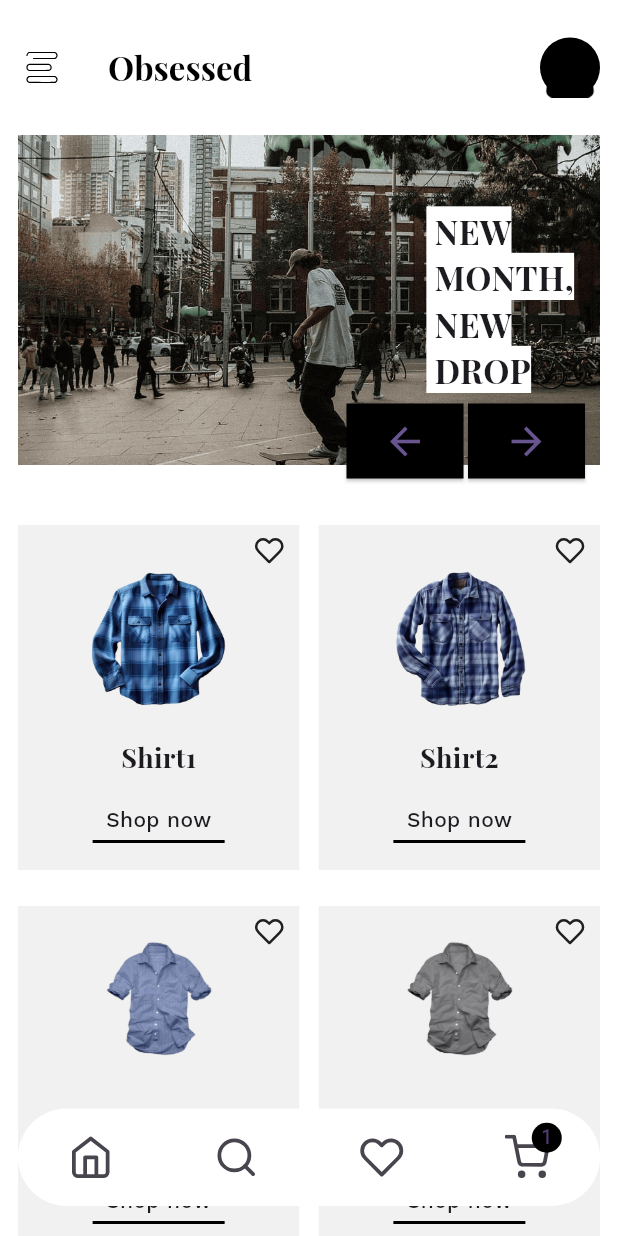
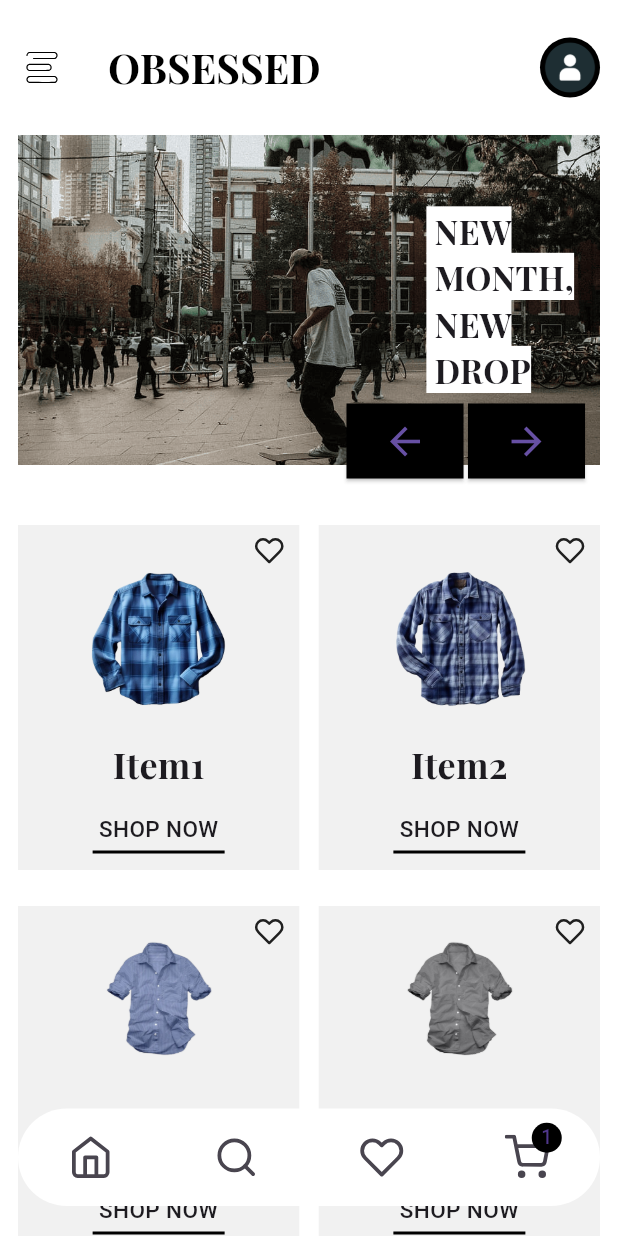
Before and after one commit to citruspunch/Obsessed-App, a Flutter app: the Home screen opened directly, on a phone screen of 412 x 824 dp. Run offline on Flutter 3.47's test engine with Material 3 defaults, Android fonts, the phone set to English and light mode, and no system bars; drawn by our look-alikes of carousel_slider; our stand-ins replace feather_icons, flutter_svg, google_fonts.

Commit message:
-Refactor from shirts items to clothing items -Add provider dependency injection - Add `ClothingRepositoryContract` interface to define the contract for clothing repositories. - Implement `ClothingRepository` class that communicates with the data source to fetch clothing items.

```diff
--- a/lib/src/features/Home/UI/screens/home.dart
+++ /dev/null
@@ -1,97 +0,0 @@
-import 'package:flutter/material.dart';
-import 'package:obsessed_app/src/features/Home/UI/widgets/carousel.dart';
-import 'package:obsessed_app/src/features/Home/UI/widgets/navigation_bar.dart';
-import 'package:obsessed_app/src/features/Home/UI/widgets/shirt_item.dart';
-import 'package:obsessed_app/src/features/Home/domain/entities/shirt.dart';
-import 'package:carousel_slider/carousel_slider.dart';
-import 'package:google_fonts/google_fonts.dart';
-import 'package:flutter_svg/flutter_svg.dart';
-
-
-class Home extends StatefulWidget {
-  const Home({super.key});
-
-  @override
-  State<Home> createState() => _HomeState();
-}
-
-class _HomeState extends State<Home> {
-  final controller = CarouselController();
-
-  List<Shirt> shirts = listOfShirts();
-  List<String> backgroundImages = [
-    "assets/images/background1.png",
-    "assets/images/background2.png",
-    "assets/images/background3.png",
-    "assets/images/background4.png",
-  ];
-
-  @override
-  Widget build(BuildContext context) {
-    return Scaffold(
-      extendBody: true,
-      backgroundColor: Colors.white,
-      appBar: AppBar(
-        toolbarHeight: 90,
-        elevation: 0,
-        title: Text("Obsessed",
-            style: GoogleFonts.playfairDisplay(
-                color: Colors.black,
-                fontSize: 22,
-                fontWeight: FontWeight.bold)),
-        backgroundColor: Colors.white,
-        leading: IconButton(
-            iconSize: 40,
-            onPressed: () {},
-            icon: SvgPicture.asset("assets/icons/menu_icon.svg")),
-        actions: [
-          Container(
-            margin: const EdgeInsets.only(right: 12),
-            width: 40,
-            height: 40,
-            decoration: const BoxDecoration(
-                color: Colors.black, shape: BoxShape.circle),
-            child:
-                Image.asset("assets/images/avatar.png", fit: BoxFit.contain),
-          )
-        ],
-      ),
-      body: SingleChildScrollView(
-        child: Column(
-          children: [
-            Carousel(
-              controller: controller,
-              backgroundImages: backgroundImages,
-              onPreviousPage: previousPage,
-              onNextPage: nextPage,
-            ),
-            Padding(
-              padding:
-                const EdgeInsets.symmetric(horizontal: 12, vertical: 30),
-              child: GridView.builder(
-                physics: const NeverScrollableScrollPhysics(),
-                shrinkWrap: true,
-                itemCount: shirts.length,
-                gridDelegate: const SliverGridDelegateWithFixedCrossAxisCount(
-                  mainAxisExtent: 230,
-                  mainAxisSpacing: 24,
-                  crossAxisSpacing: 13,
-                  crossAxisCount: 2),
-                itemBuilder: (context, index) {
-                  return ShirtItem(shirt: shirts[index]);
-                },
-              ),
-            ),
-          ],
-        ),
-      ),
-      bottomNavigationBar: const NavigationBarHome());
-  }
-  void previousPage() {
-    controller.previousPage(duration: const Duration(milliseconds: 400));
-  }
-
-  void nextPage() {
-    controller.nextPage(duration: const Duration(milliseconds: 400));
-  }
-}
--- /dev/null
+++ b/lib/src/features/Home/domain/entities/clothing_item.dart
@@ -0,0 +1,29 @@
+class ClothingItem {
+  final String name;
+  final String imagePath;
+  final double price;
+  final String? color;
+  final String? size;
+
+  ClothingItem({
+    required this.name,
+    required this.imagePath,
+    required this.price,
+    this.color,
+    this.size,
+  });
+}
+
+List<ClothingItem> listOfClothingItems() {
+  return [
+    ClothingItem(name: "Item1", imagePath: "shirt1.png", price: 190.0),
+    ClothingItem(name: "Item2", imagePath: "shirt2.png", price: 250.0),
+    ClothingItem(name: "Item3", imagePath: "shirt3.png", price: 149.0),
+    ClothingItem(name: "Item4", imagePath: "shirt4.png", price: 210.0),
+    ClothingItem(name: "Item5", imagePath: "shirt5.png", price: 149.0),
+    ClothingItem(name: "Item6", imagePath: "shirt6.png", price: 125.0),
+    ClothingItem(name: "Item7", imagePath: "shirt7.png", price: 300.0),
+    ClothingItem(name: "Item8", imagePath: "shirt8.png", price: 180.0),
+    ClothingItem(name: "Item9", imagePath: "shirt9.png", price: 210.0),
+  ];
+}
--- a/lib/src/features/Home/domain/entities/shirt.dart
+++ /dev/null
@@ -1,35 +0,0 @@
-class Shirt {
-  final String name;
-  final String imagePath;
-  final double price;
-  final String? color;
-  final String? size;
-
-  Shirt({
-    required this.name,
-    required this.imagePath,
-    required this.price,
-    this.color,
-    this.size,
-  });
-
-  /*
-  calculateDiscountedPrice(discount) {
-    return this.price * (1 - discount);
-  }
-  */
-}
-
-List<Shirt> listOfShirts() {
-  return [
-    Shirt(name: "Shirt1", imagePath: "shirt1.png", price: 190.0),
-    Shirt(name: "Shirt2", imagePath: "shirt2.png", price: 250.0),
-    Shirt(name: "Shirt3", imagePath: "shirt3.png", price: 149.0),
-    Shirt(name: "Shirt4", imagePath: "shirt4.png", price: 210.0),
-    Shirt(name: "Shirt5", imagePath: "shirt5.png", price: 149.0),
-    Shirt(name: "Shirt6", imagePath: "shirt6.png", price: 125.0),
-    Shirt(name: "Shirt7", imagePath: "shirt7.png", price: 300.0),
-    Shirt(name: "Shirt8", imagePath: "shirt8.png", price: 180.0),
-    Shirt(name: "Shirt9", imagePath: "shirt9.png", price: 210.0),
-  ];
-}
--- /dev/null
+++ b/lib/src/features/Home/domain/repositories/clothing_repository_contract.dart
@@ -0,0 +1,5 @@
+import 'package:obsessed_app/src/features/Home/domain/entities/clothing_item.dart';
+
+abstract class ClothingRepositoryContract {
+  Future<List<ClothingItem>> getAllItems();
+}
--- /dev/null
+++ b/lib/src/features/Home/domain/use_cases/get_all_items.dart
@@ -0,0 +1,12 @@
+import 'package:obsessed_app/src/features/Home/domain/entities/clothing_item.dart';
+import '../../infrastructure/repositories/clothing_repository.dart';
+
+class GetAllItems {
+  final ClothingRepository clothingRepository;
+
+  GetAllItems(this.clothingRepository);
+
+  Future<List<ClothingItem>> call() {
+    return clothingRepository.getAllItems();
+  }
+}
--- /dev/null
+++ b/lib/src/features/Home/presentation/UI/screens/home.dart
@@ -0,0 +1,115 @@
+import 'package:flutter/material.dart';
+import 'package:obsessed_app/src/features/Home/presentation/UI/widgets/carousel.dart';
+import 'package:obsessed_app/src/features/Home/presentation/UI/widgets/navigation_bar.dart';
+import 'package:obsessed_app/src/features/Home/presentation/UI/widgets/clothing_item.dart';
+import 'package:carousel_slider/carousel_slider.dart';
+import 'package:google_fonts/google_fonts.dart';
+import 'package:flutter_svg/flutter_svg.dart';
+import 'package:obsessed_app/src/features/Home/presentation/providers/clothing_provider.dart';
+import 'package:provider/provider.dart';
+
+class Home extends StatelessWidget {
+  final controller = CarouselController();
+  final List<String> backgroundImages = [
+    "assets/images/background1.png",
+    "assets/images/background2.png",
+    "assets/images/background3.png",
+    "assets/images/background4.png",
+  ];
+
+  Home({Key? key}) : super(key: key);
+
+  @override
+  Widget build(BuildContext context) {
+    return Scaffold(
+      extendBody: true,
+      backgroundColor: Colors.white,
+      appBar: AppBar(
+        toolbarHeight: 90,
+        elevation: 0,
+        title: Text("OBSESSED",
+            style: GoogleFonts.playfairDisplay(
+                color: Colors.black,
+                fontSize: 27,
+                fontWeight: FontWeight.bold)),
+        backgroundColor: Colors.white,
+        leading: IconButton(
+            iconSize: 40,
+            onPressed: (
+              //Implementar el boton de menu
+            ) {},
+            icon: SvgPicture.asset(
+              "assets/icons/menu_icon.svg",
+              fit: BoxFit.contain,
+            )),
+        actions: [
+          Container(
+            margin: const EdgeInsets.only(right: 12),
+            width: 40,
+            height: 40,
+            decoration: const BoxDecoration(
+                color: Colors.black, shape: BoxShape.circle),
+            child: Image.asset(
+              "assets/images/avatar2.png",
+              fit: BoxFit.contain,
+            ),
+          )
+        ],
+      ),
+      body: FutureBuilder(
+        future: Provider.of<ClothingProvider>(context, listen: false).loadItems(),
+        builder: (context, snapshot) {
+          if (snapshot.connectionState == ConnectionState.waiting) {
+            return const Center(child: CircularProgressIndicator());
+          } else if (snapshot.hasError) {
+            return Center(child: Text('An error occurred (future): ${snapshot.error}'));
+          } else {
+            return Consumer<ClothingProvider>(
+              builder: (context, clothingProvider, child) {
+                return SingleChildScrollView(
+                  child: Column(
+                    children: [
+                      Carousel(
+                        controller: controller,
+                        backgroundImages: backgroundImages,
+                        onPreviousPage: previousPage,
+                        onNextPage: nextPage,
+                      ),
+                      Padding(
+                        padding: const EdgeInsets.symmetric(
+                            horizontal: 12, vertical: 30),
+                        child: GridView.builder(
+                          physics: const NeverScrollableScrollPhysics(),
+                          shrinkWrap: true,
+                          itemCount: clothingProvider.items.length,
+                          gridDelegate:
+                              const SliverGridDelegateWithFixedCrossAxisCount(
+                                  mainAxisExtent: 230,
+                                  mainAxisSpacing: 24,
+                                  crossAxisSpacing: 13,
+                                  crossAxisCount: 2),
+                          itemBuilder: (context, index) {
+                            return ClothingItemWidget(item: clothingProvider.items[index]);
+                          },
+                        ),
+                      ),
+                    ],
+                  ),
+                );
+              },
+            );
+          }
+        },
+      ),
+      bottomNavigationBar: const NavigationBarHome(),
+    );
+  }
+
+  void previousPage() {
+    controller.previousPage(duration: const Duration(milliseconds: 400));
+  }
+
+  void nextPage() {
+    controller.nextPage(duration: const Duration(milliseconds: 400));
+  }
+}
--- a/lib/src/features/Home/UI/widgets/carousel.dart
+++ b/lib/src/features/Home/presentation/UI/widgets/carousel.dart
@@ -7,6 +7,7 @@ class Carousel extends StatelessWidget {
   final List<String> backgroundImages;
   final VoidCallback onPreviousPage;
   final VoidCallback onNextPage;
+
   const Carousel({
     super.key,
     required this.controller,
--- a/lib/src/features/Home/UI/widgets/shirt_item.dart
+++ b/lib/src/features/Home/presentation/UI/widgets/clothing_item.dart
@@ -1,11 +1,13 @@
 import 'package:feather_icons/feather_icons.dart';
 import 'package:google_fonts/google_fonts.dart';
 import 'package:flutter/material.dart';
-import 'package:obsessed_app/src/features/Home/domain/entities/shirt.dart';
+import 'package:obsessed_app/src/features/Home/domain/entities/clothing_item.dart';
 
-class ShirtItem extends StatelessWidget {
-  final Shirt shirt;
-  const ShirtItem({required this.shirt, super.key});
+class ClothingItemWidget extends StatelessWidget {
+  final ClothingItem item;
+
+  const ClothingItemWidget({super.key, required this.item});
+
 
   @override
   Widget build(BuildContext context) {
@@ -26,7 +28,7 @@ class ShirtItem extends StatelessWidget {
             child: Column(
               children: [
                 Image.asset(
-                  "assets/images/${shirt.imagePath}",
+                  "assets/images/${item.imagePath}",
                   fit: BoxFit.contain,
                   width: 111,
                   height: 111,
@@ -35,17 +37,17 @@ class ShirtItem extends StatelessWidget {
                   height: 11,
                 ),
                 Text(
-                  shirt.name,
+                  item.name,
                   style: GoogleFonts.playfairDisplay(
-                    fontSize: 18, fontWeight: FontWeight.bold),
+                    fontSize: 24, fontWeight: FontWeight.bold),
                 ),
                 const SizedBox(
-                  height: 18,
+                  height: 16,
                 ),
                 Text(
-                  "Shop now",
-                  style: GoogleFonts.workSans(
-                    fontSize: 14, fontWeight: FontWeight.w500),
+                  "SHOP NOW",
+                  style: GoogleFonts.dmSerifText(
+                    fontSize: 15, fontWeight: FontWeight.w500),
                 ),
                 const SizedBox(
                   height: 4,
--- /dev/null
+++ b/lib/src/features/Home/presentation/providers/clothing_provider.dart
@@ -0,0 +1,15 @@
+import 'package:flutter/material.dart';
+import 'package:obsessed_app/src/features/Home/domain/entities/clothing_item.dart';
+import 'package:obsessed_app/src/features/Home/domain/use_cases/get_all_items.dart';
+
+class ClothingProvider extends ChangeNotifier {
+  final GetAllItems getAllItems;
+  List<ClothingItem> items = [];
+
+  ClothingProvider({required this.getAllItems});
+
+  Future<void> loadItems() async {
+    items = await getAllItems.call();
+    notifyListeners();
+  }
+}
```
Also changed, not shown: lib/main.dart (+21 -111 lines), lib/src/features/Home/domain/repositories/shirt_repository.dart (deleted, +0 -14 lines), lib/src/features/Home/domain/use_cases/get_all_shirts.dart (deleted, +0 -12 lines), lib/src/features/Home/infrastructure/clothing_data_source.dart (added, +10 -0 lines), lib/src/features/Home/infrastructure/repositories/clothing_repository.dart (added, +16 -0 lines), lib/src/features/Home/infrastructure/shirt_data_source.dart (deleted, +0 -10 lines), assets/images/avatar2.png (added), lib/src/features/Home/presentation/UI/widgets/navigation_bar.dart (renamed from lib/src/features/Home/UI/widgets/navigation_bar.dart), 1 other file.
